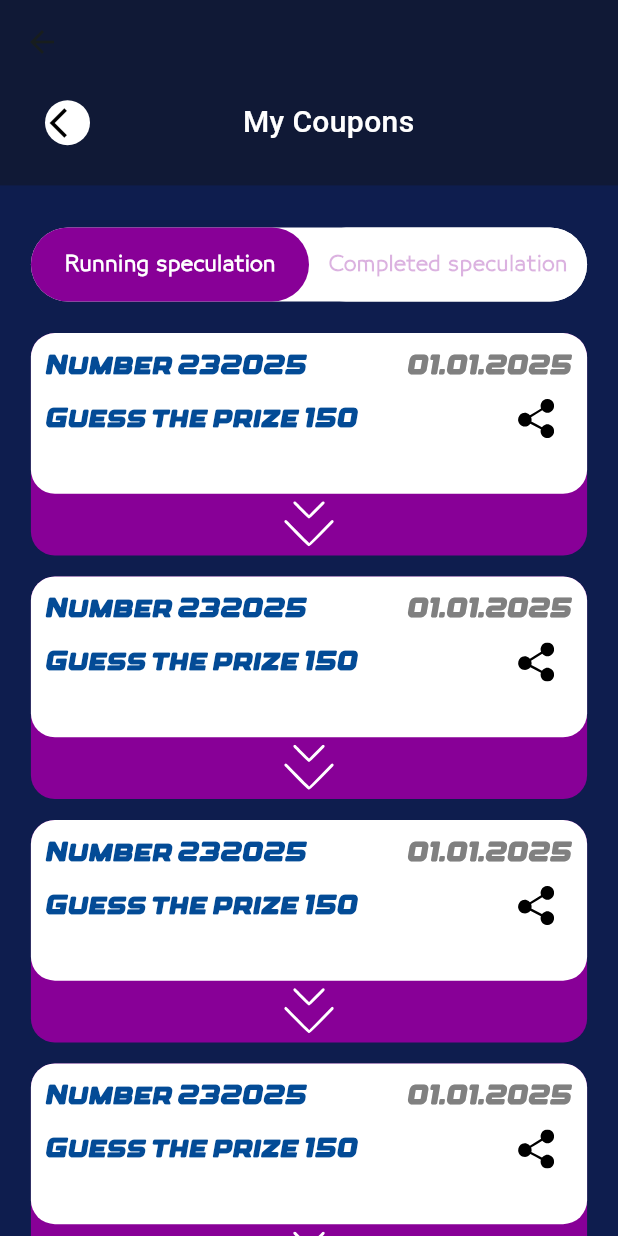
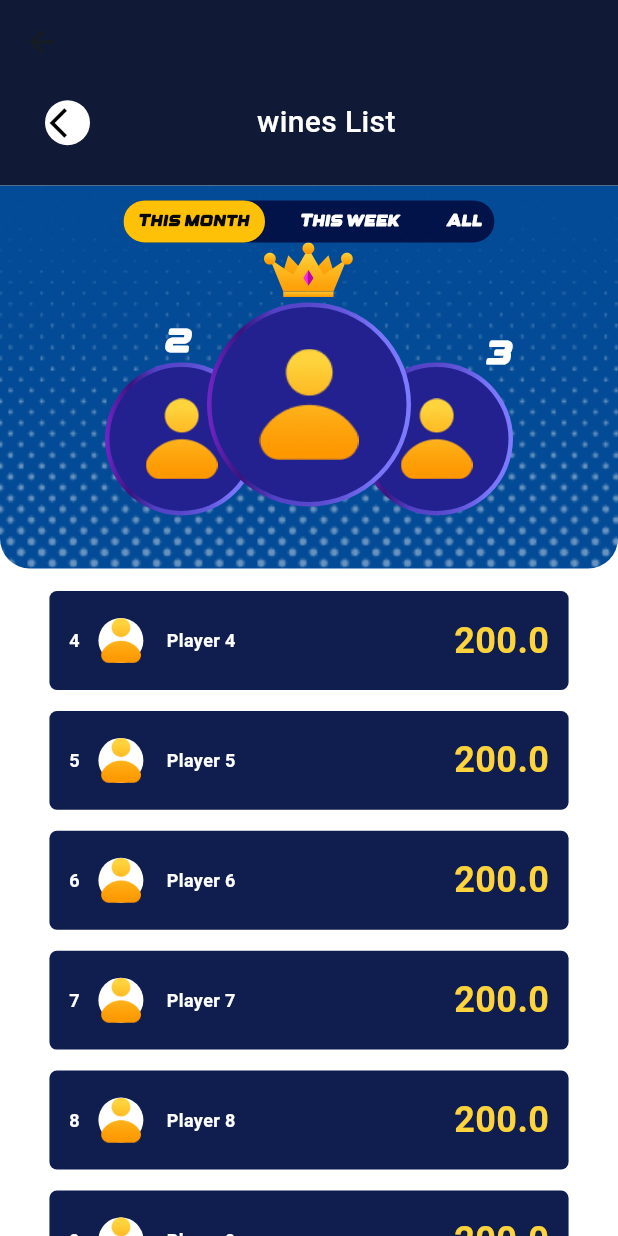
Before and after one commit to weisro-source/weisroApp, a Flutter app: the MainPageGame screen opened directly, after a tap on "BIG WIN", on a phone screen of 412 x 824 dp. Run offline on Flutter 3.47's test engine with Material 3 defaults, Android fonts, the light colour scheme and no system bars; our stand-ins replace app_links, awesome_snackbar_content, bloc, cached_network_image, country_code_picker, dartz and 25 more; missing offline and left inert: day_night_time_picker, flutter_gallery_3d, home_widget, mobile_scanner, quick_actions; accounts and stored records are empty; network calls fail; project files that could hold a hidden picture were left out.

Commit message:
finish game screens

```diff
--- a/lib/core/app_link/deep_link.dart
+++ b/lib/core/app_link/deep_link.dart
@@ -1,6 +1,5 @@
 import 'dart:async';
 import 'package:app_links/app_links.dart';
-import 'package:flutter/cupertino.dart';
 import 'package:flutter/material.dart';
 import 'package:share_plus/share_plus.dart';
 import 'package:weisro/feature/services/presentation/view/pages/services_details_page_view.dart';
--- a/lib/core/assets_path/icons_path.dart
+++ b/lib/core/assets_path/icons_path.dart
@@ -58,6 +58,10 @@ class IconsPath {
   /// assets/icons/category.svg
   static const String iconsCategory = "assets/icons/category.svg";
 
+  /// Assets for iconsCrown
+  /// assets/icons/crown.svg
+  static const String iconsCrown = "assets/icons/crown.svg";
+
   /// Assets for iconsEdit
   /// assets/icons/edit.svg
   static const String iconsEdit = "assets/icons/edit.svg";
@@ -89,6 +93,10 @@ class IconsPath {
   /// Assets for iconsFrance
   /// assets/icons/france.svg
   static const String iconsFrance = "assets/icons/france.svg";
+
+  /// Assets for iconsGoldPerson
+  /// assets/icons/gold_person.png
+  static const String iconsGoldPerson = "assets/icons/gold_person.png";
 
   /// Assets for iconsGoogle
   /// assets/icons/google.svg
--- a/lib/core/assets_path/image_path.dart
+++ b/lib/core/assets_path/image_path.dart
@@ -78,6 +78,10 @@ class ImagePath {
   /// assets/images/success-image.png
   static const String imagesSuccessImage = "assets/images/success-image.png";
 
+  /// Assets for imagesWhitePoints
+  /// assets/images/white_points.png
+  static const String imagesWhitePoints = "assets/images/white_points.png";
+
   /// Assets for imagesWorker
   /// assets/images/worker.png
   static const String imagesWorker = "assets/images/worker.png";
--- a/lib/core/styles/app_color.dart
+++ b/lib/core/styles/app_color.dart
@@ -31,10 +31,15 @@ class AppColors {
   //! game Color
   static const Color textColor1 = Color(0xFFF8C300);
   static const Color textColor2 = Color(0xFFCB5000);
+  static const Color goldColor2 = Color(0xFFFED33C);
   static const Color greenColorGameColor = Color(0xff89D81A);
   static const Color redColorGameColor = Color(0xffFF2958);
   static const Color darkMagentaGameColor = Color(0xff880097);
   static const Color blueGameColor = Color(0xff034B96);
+  static const Color blue2GameColor = Color(0xFF23218F);
+  static const Color blue3GameColor = Color(0xFF0F1E4F);
   static const Color greyGameColor = Color(0xff808080);
+  static const Color blackGameColor = Color(0xff212121);
+  static const Color goldGameColor = Color(0xffFFC107);
   // static const Color darkMagentaGameColorWithOpacity = Color(0xff880097);
 }
--- a/lib/feature/auth/register/presentation/view/widgets/favorite_time_widget.dart
+++ b/lib/feature/auth/register/presentation/view/widgets/favorite_time_widget.dart
@@ -1,5 +1,4 @@
 import 'package:flutter/material.dart';
-import 'package:flutter_svg/svg.dart';
 import 'package:weisro/core/styles/app_color.dart';
 import 'package:weisro/core/styles/app_style.dart';
 import 'package:weisro/core/utils/helper_functions.dart';
--- a/lib/feature/game/presentation/game_text_style.dart
+++ b/lib/feature/game/presentation/game_text_style.dart
@@ -44,4 +44,26 @@ class GameAppStyles {
           color: AppColors.whiteColor),
     );
   }
+
+  static TextStyle gameTextStyle10wWhiteColorW700(context) {
+    return getCustomTextStyle(
+      context,
+      const TextStyle(
+          fontSize: 10,
+          fontFamily: Constants.gameFont3Family,
+          fontWeight: FontWeight.w700,
+          color: AppColors.whiteColor),
+    );
+  }
+
+  static TextStyle gameTextStyle20wWhiteColorW700(context) {
+    return getCustomTextStyle(
+      context,
+      const TextStyle(
+          fontSize: 20,
+          fontFamily: Constants.fontFamily,
+          fontWeight: FontWeight.w700,
+          color: AppColors.whiteColor),
+    );
+  }
 }
--- a/lib/feature/game/presentation/view/pages/main_page_game_body.dart
+++ b/lib/feature/game/presentation/view/pages/main_page_game_body.dart
@@ -4,7 +4,7 @@ import 'package:weisro/core/styles/app_color.dart';
 import 'package:weisro/core/utils/constant.dart';
 import 'package:weisro/core/utils/helper_functions.dart';
 import 'package:weisro/core/utils/sized_box_extension.dart';
-import 'package:weisro/feature/game/presentation/view/pages/my_coupons_view.dart';
+import 'package:weisro/feature/game/presentation/view/pages/wins_page_view.dart';
 
 import '../widgets/linear_text.dart';
 
@@ -57,7 +57,7 @@ class MainPageGameBody extends StatelessWidget {
               onTap: () {
                 HelperFunctions.navigateToScreen(
                   context,
-                  (context) => const MyCouponsPageView(),
+                  (context) => const WinsPageView(),
                 );
               },
               child: Container(
--- a/lib/feature/game/presentation/view/pages/my_coupons_page_view_body.dart
+++ b/lib/feature/game/presentation/view/pages/my_coupons_page_view_body.dart
@@ -20,7 +20,9 @@ class _MyCouponsPageViewBodyState extends State<MyCouponsPageViewBody> {
   Widget build(BuildContext context) {
     return CustomScrollView(
       slivers: [
-        const SliverAppBarWidget(),
+        const SliverAppBarWidget(
+          title: "My Coupons",
+        ),
         28.sKh,
         PinnedHeaderWidget(
           isSelectedRunningSpeculation: isSelectedRunningSpeculation,
--- /dev/null
+++ b/lib/feature/game/presentation/view/pages/wins_page_view.dart
@@ -0,0 +1,13 @@
+import 'package:flutter/material.dart';
+
+import 'wins_page_view_body.dart';
+
+class WinsPageView extends StatelessWidget {
+  const WinsPageView({Key? key}) : super(key: key);
+  @override
+  Widget build(BuildContext context) {
+    return const Scaffold(
+        // backgroundColor: AppColors.gameBackGroundColor,
+        body: WinsPageViewBody());
+  }
+}
--- /dev/null
+++ b/lib/feature/game/presentation/view/pages/wins_page_view_body.dart
@@ -0,0 +1,240 @@
+import 'package:flutter/material.dart';
+import 'package:flutter_svg/flutter_svg.dart';
+import 'package:weisro/core/assets_path/icons_path.dart';
+import 'package:weisro/core/assets_path/image_path.dart';
+import 'package:weisro/core/styles/app_color.dart';
+import 'package:weisro/core/styles/app_style.dart';
+import 'package:weisro/core/utils/helper_functions.dart';
+import 'package:weisro/core/utils/sized_box_extension.dart';
+import 'package:weisro/core/widgets/my_pinned_header_delegate.dart';
+import 'package:weisro/feature/game/presentation/game_text_style.dart';
+import 'package:weisro/feature/game/presentation/view/widgets/sliver_app_bar_game.dart';
+
+import '../widgets/gradient_border_circle_avatar.dart';
+import '../widgets/team_name.dart';
+
+class WinsPageViewBody extends StatefulWidget {
+  const WinsPageViewBody({super.key});
+
+  @override
+  WinsPageViewBodyState createState() => WinsPageViewBodyState();
+}
+
+class WinsPageViewBodyState extends State<WinsPageViewBody> {
+  String selectedOption = "This month";
+
+  @override
+  Widget build(BuildContext context) {
+    // print(HelperFunctions.getScreenHight(context));
+    return CustomScrollView(
+      slivers: [
+        const SliverAppBarWidget(
+          title: "wines List",
+        ),
+        SliverPersistentHeader(
+            pinned: true,
+            delegate: MyPinnedHeaderDelegate(
+                height: HelperFunctions.getScreenHight(context) * 0.31,
+                child: Container(
+                  height: HelperFunctions.getScreenHight(context) * 0.31,
+                  width: HelperFunctions.getScreenWidth(context),
+                  decoration: const BoxDecoration(
+                      image: DecorationImage(
+                          fit: BoxFit.cover,
+                          alignment: Alignment.bottomLeft,
+                          image: AssetImage(ImagePath.imagesWhitePoints)),
+                      color: AppColors.blueGameColor,
+                      borderRadius: BorderRadiusDirectional.only(
+                        bottomEnd: Radius.circular(20),
+                        bottomStart: Radius.circular(20),
+                      )),
+                  child: Column(
+                    children: [
+                      10.kh,
+                      Container(
+                        height: 28,
+                        width: HelperFunctions.getScreenWidth(context) * 0.6,
+                        decoration: BoxDecoration(
+                          color: AppColors.blackGameColor,
+                          backgroundBlendMode: BlendMode.overlay,
+                          borderRadius: BorderRadius.circular(20),
+                        ),
+                        child: Row(
+                          mainAxisAlignment: MainAxisAlignment.spaceBetween,
+                          children: [
+                            _buildOption("This month"),
+                            _buildOption("This week"),
+                            _buildOption("All"),
+                          ],
+                        ),
+                      ),
+                      40.kh,
+                      SizedBox(
+                        height: 130,
+                        child: Stack(
+                          clipBehavior: Clip.none,
+                          alignment: Alignment.center,
+                          children: [
+                            // Winner 1 crown Icon
+                            Positioned(
+                                top: -40,
+                                child: SvgPicture.asset(IconsPath.iconsCrown)),
+
+                            // Winner 2 (Left)
+                            const Positioned(
+                              top: 12,
+                              left: 110,
+                              child: TextForOrderWinner(
+                                order: "2",
+                              ),
+                            ),
+
+                            // Winner 3 (Right)
+                            const Positioned(
+                              top: 20,
+                              right: 70,
+                              child: TextForOrderWinner(
+                                order: "3",
+                              ),
+                            ),
+
+                            // Avatars
+                            const Positioned(
+                              top: 40,
+                              left: 70,
+                              child: GradientBorderCircleAvatar(
+                                radius: 45,
+                                backgroundColor: AppColors.blue2GameColor,
+                              ),
+                            ),
+                            const Positioned(
+                              top: 40,
+                              right: 70,
+                              child: GradientBorderCircleAvatar(
+                                radius: 45,
+                                backgroundColor: AppColors.blue2GameColor,
+                              ),
+                            ),
+                            const Positioned(
+                              top: 0,
+                              child: GradientBorderCircleAvatar(
+                                radius: 62,
+                                backgroundColor: AppColors.blue2GameColor,
+                              ),
+                            ),
+                          ],
+                        ),
+                      ),
+                    ],
+                  ),
+                ))),
+        15.sKh,
+        SliverList.separated(
+          itemCount: 10,
+          itemBuilder: (context, index) {
+            return WinnerPlayerWidget(
+                playerIndex: index + 4,
+                playerName: "Player ${index + 4}",
+                prizeValue: 200);
+          },
+          separatorBuilder: (context, index) {
+            return 14.kh;
+          },
+        )
+      ],
+    );
+  }
+
+  Widget _buildOption(String option) {
+    bool isSelected = selectedOption == option;
+    return GestureDetector(
+      onTap: () {
+        setState(() {
+          selectedOption = option;
+        });
+      },
+      child: Container(
+        height: 28,
+        alignment: Alignment.center,
+        padding: const EdgeInsets.symmetric(horizontal: 8),
+        decoration: BoxDecoration(
+          borderRadius: BorderRadius.circular(20),
+          color: isSelected ? AppColors.goldGameColor : Colors.transparent,
+          border: isSelected
+              ? Border.all(color: AppColors.goldGameColor, width: 2)
+              : null,
+        ),
+        child: Text(option,
+            style: GameAppStyles.gameTextStyle10wWhiteColorW700(context)
+                .copyWith(color: isSelected ? AppColors.blackColor : null)),
+      ),
+    );
+  }
+}
+
+class WinnerPlayerWidget extends StatelessWidget {
+  const WinnerPlayerWidget(
+      {super.key,
+      required this.playerIndex,
+      required this.playerName,
+      required this.prizeValue});
+  final int playerIndex;
+  final String playerName;
+  final double prizeValue;
+  @override
+  Widget build(BuildContext context) {
+    return Container(
+      height: HelperFunctions.getScreenHight(context) * 0.08,
+      width: HelperFunctions.getScreenWidth(context),
+      margin: EdgeInsetsDirectional.symmetric(
+          horizontal: HelperFunctions.getScreenWidth(context) * 0.08),
+      decoration: const BoxDecoration(
+        borderRadius: BorderRadiusDirectional.all(Radius.circular(5)),
+        color: AppColors.blue3GameColor,
+      ),
+      child: Padding(
+        padding: const EdgeInsetsDirectional.symmetric(horizontal: 13),
+        child: Row(
+          children: [
+            Text(
+              playerIndex.toString(),
+              style: AppStyles.style12w500Grey(context).copyWith(
+                color: AppColors.whiteColor,
+                fontWeight: FontWeight.w700,
+              ),
+            ),
+            10.kw,
+            Container(
+              width: 35,
+              height: 30,
+              decoration: const ShapeDecoration(
+                shape: CircleBorder(),
+                color: AppColors.whiteColor,
+              ),
+              child: Image.asset(
+                IconsPath.iconsGoldPerson,
+                width: 35,
+                height: 35,
+                fit: BoxFit.scaleDown,
+              ),
+            ),
+            13.kw,
+            Text(
+              playerName,
+              style: AppStyles.style12w500Grey(context).copyWith(
+                color: AppColors.whiteColor,
+                fontWeight: FontWeight.w700,
+              ),
+            ),
+            const Spacer(),
+            Text(prizeValue.toString(),
+                style: AppStyles.style24w400Orange(context).copyWith(
+                  color: AppColors.goldColor2,
+                  fontWeight: FontWeight.w700,
+                )),
+          ],
+        ),
+      ),
+    );
+  }
+}
--- a/lib/feature/game/presentation/view/widgets/coupon_contain.dart
+++ b/lib/feature/game/presentation/view/widgets/coupon_contain.dart
@@ -1,6 +1,5 @@
 import 'package:flutter/material.dart';
 import 'package:weisro/core/utils/sized_box_extension.dart';
-import 'package:weisro/feature/game/presentation/view/pages/my_coupons_page_view_body.dart';
 import 'package:weisro/feature/game/presentation/view/widgets/number_and_date_coupon_widget.dart';
 
 import 'prize_and_shear_widget.dart';
--- /dev/null
+++ b/lib/feature/game/presentation/view/widgets/gradient_border_circle_avatar.dart
@@ -0,0 +1,58 @@
+import 'package:flutter/material.dart';
+import 'package:weisro/core/assets_path/icons_path.dart';
+
+class GradientBorderCircleAvatar extends StatelessWidget {
+  final double radius;
+  final Color backgroundColor;
+
+  const GradientBorderCircleAvatar({
+    super.key,
+    required this.radius,
+    required this.backgroundColor,
+  });
+
+  @override
+  Widget build(BuildContext context) {
+    return Container(
+      decoration: const BoxDecoration(
+        shape: BoxShape.circle,
+        gradient: LinearGradient(
+          colors: [
+            Color(0xFF7226C7),
+            Color(0xFF39147E),
+            Color(0xFF5342C6),
+            Color(0xFF5747CB),
+            Color(0xFF6358DC),
+            Color(0xFF7874F8),
+            Color(0xFF7D7BFF),
+          ],
+        ),
+      ),
+      padding: const EdgeInsets.all(3),
+      child: Container(
+        decoration: BoxDecoration(
+          shape: BoxShape.circle,
+          color: backgroundColor,
+        ),
+        padding: const EdgeInsets.all(3),
+        child: Stack(
+          alignment: Alignment.center,
+          children: [
+            CircleAvatar(
+              backgroundColor: backgroundColor,
+              radius: radius,
+            ),
+            SizedBox(
+              width: radius * 1.2,
+              height: radius * 1.2,
+              child: Image.asset(
+                IconsPath.iconsGoldPerson,
+                fit: BoxFit.contain,
+              ),
+            ),
+          ],
+        ),
+      ),
+    );
+  }
+}
--- a/lib/feature/game/presentation/view/widgets/sliver_app_bar_game.dart
+++ b/lib/feature/game/presentation/view/widgets/sliver_app_bar_game.dart
@@ -5,8 +5,8 @@ import 'package:weisro/core/utils/helper_functions.dart';
 import 'package:weisro/core/utils/sized_box_extension.dart';
 
 class SliverAppBarWidget extends StatelessWidget {
-  const SliverAppBarWidget({Key? key}) : super(key: key);
-
+  const SliverAppBarWidget({Key? key, required this.title}) : super(key: key);
+  final String title;
   @override
   Widget build(BuildContext context) {
     double screenHeight = HelperFunctions.getScreenHight(context);
@@ -22,7 +22,7 @@ class SliverAppBarWidget extends StatelessWidget {
               20.kw,
               _buildBackButton(context),
               const Spacer(flex: 3),
-              Text("My Coupons", style: AppStyles.style20w500White(context)),
+              Text(title, style: AppStyles.style20w500White(context)),
               const Spacer(flex: 4),
             ],
           ),
--- /dev/null
+++ b/lib/feature/game/presentation/view/widgets/team_name.dart
@@ -0,0 +1,17 @@
+import 'package:flutter/material.dart';
+import 'package:weisro/feature/game/presentation/game_text_style.dart';
+
+class TextForOrderWinner extends StatelessWidget {
+  const TextForOrderWinner({
+    super.key,
+    required this.order,
+  });
+  final String order;
+  @override
+  Widget build(BuildContext context) {
+    return Text(
+      order,
+      style: GameAppStyles.gameTextStyle20wWhiteColorW700(context),
+    );
+  }
+}
--- a/lib/feature/game/presentation/view/widgets/teams_and_result.dart
+++ b/lib/feature/game/presentation/view/widgets/teams_and_result.dart
@@ -1,6 +1,5 @@
 import 'package:flutter/material.dart';
 import 'package:weisro/core/utils/sized_box_extension.dart';
-import 'package:weisro/feature/game/presentation/view/pages/my_coupons_page_view_body.dart';
 
 import '../team_name.dart';
 
```
Also changed, not shown: assets/icons/crown.svg (added), assets/icons/gold_person.png (added).
